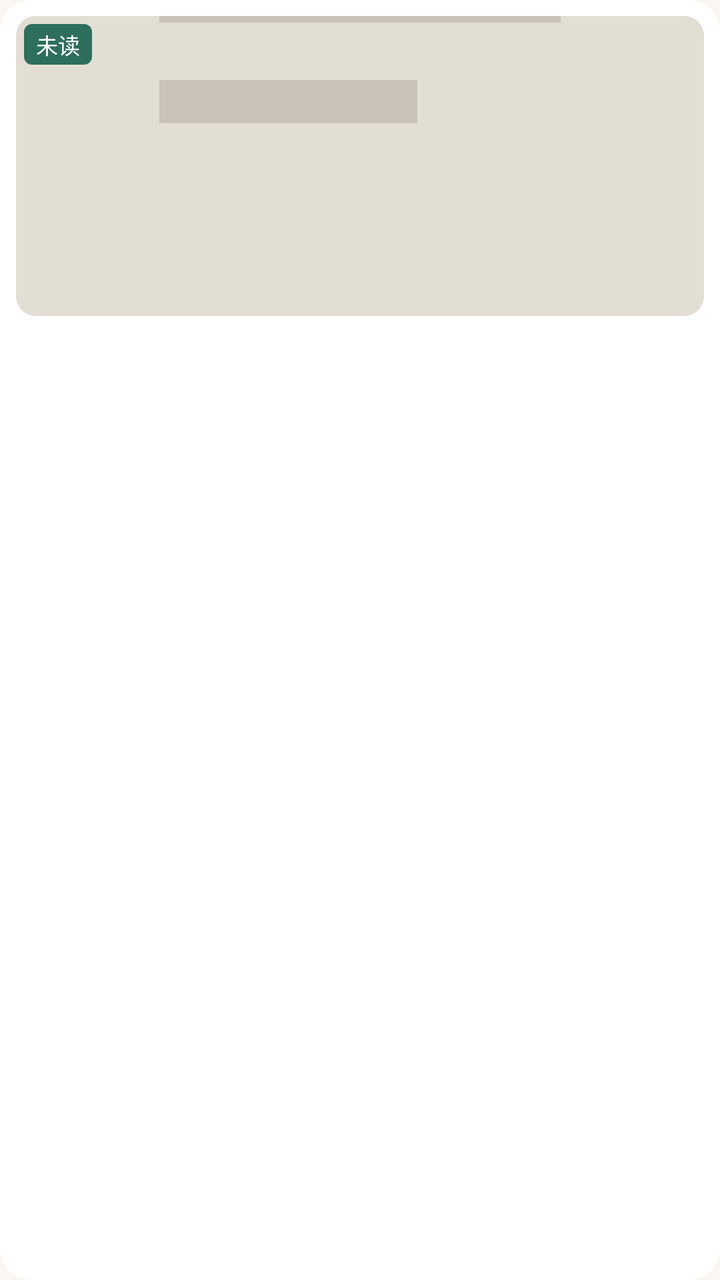
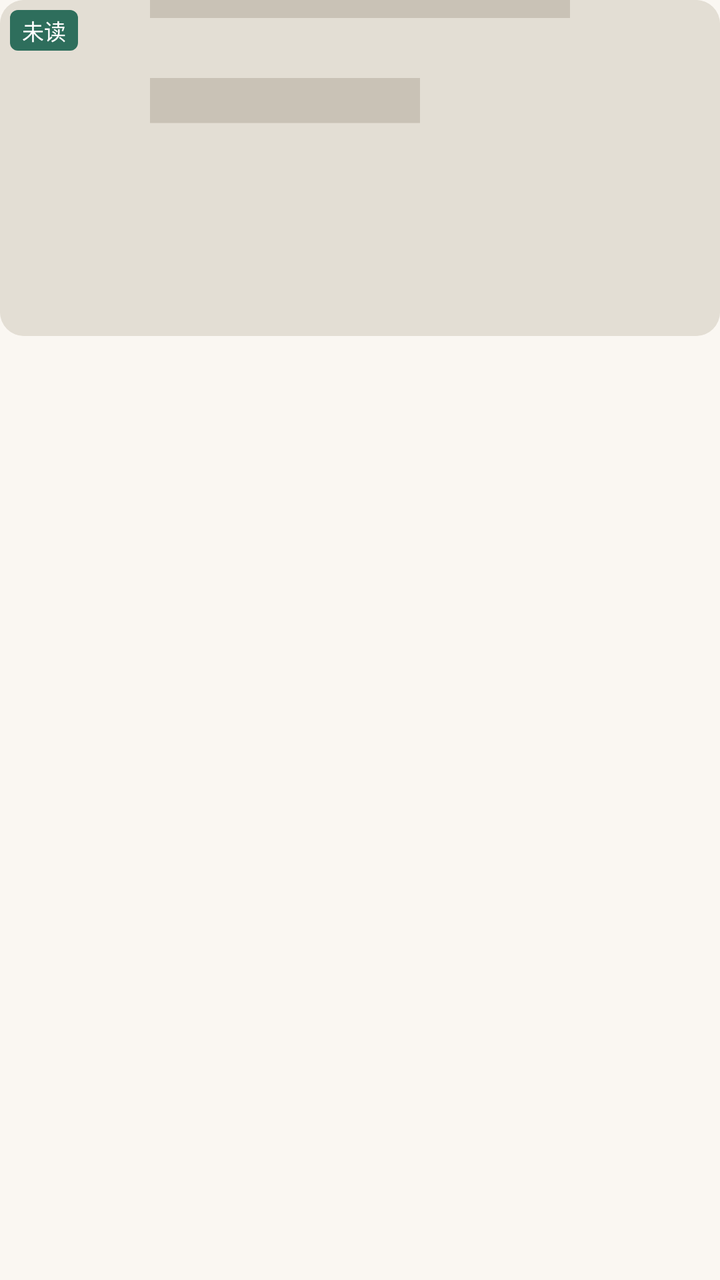

An Android layout rendered at two revisions. The XML below is the earlier revision; the diff shows what the commit changed to produce the second picture.
<!-- AndroidManifest.xml: application theme Theme.Bookshelf -->
<!-- res/layout/item_book_grid.xml -->
<?xml version="1.0" encoding="utf-8"?>
<androidx.cardview.widget.CardView xmlns:android="http://schemas.android.com/apk/res/android"
    xmlns:app="http://schemas.android.com/apk/res-auto"
    style="@style/Widget.Bookshelf.Card"
    android:layout_width="match_parent"
    android:layout_height="wrap_content"
    android:layout_margin="@dimen/space_xs">

    <LinearLayout
        android:layout_width="match_parent"
        android:layout_height="wrap_content"
        android:orientation="vertical"
        android:padding="@dimen/space_sm">

        <FrameLayout
            android:layout_width="match_parent"
            android:layout_height="wrap_content">

            <ImageView
                android:id="@+id/iv_cover"
                android:layout_width="match_parent"
                android:layout_height="150dp"
                android:background="@drawable/bg_cover"
                android:clipToOutline="true"
                android:scaleType="centerCrop"
                android:src="@drawable/ic_cover_placeholder" />

            
            <TextView
                android:id="@+id/tv_read"
                android:layout_width="wrap_content"
                android:layout_height="wrap_content"
                android:layout_gravity="top|start"
                android:layout_margin="@dimen/space_xs"
                android:background="@drawable/bg_badge"
                android:backgroundTint="?attr/colorPrimary"
                android:paddingHorizontal="6dp"
                android:paddingVertical="2dp"
                android:text="未读"
                android:textColor="@color/white"
                android:textSize="@dimen/text_caption" />
        </FrameLayout>

        <TextView
            android:id="@+id/tv_title"
            android:layout_width="match_parent"
            android:layout_height="wrap_content"
            android:layout_marginTop="@dimen/space_sm"
            android:ellipsize="end"
            android:gravity="center"
            android:maxLines="2"
            android:minLines="2"
            android:textSize="@dimen/text_body_small"
            android:textColor="?attr/on_surface" />
    </LinearLayout>
</androidx.cardview.widget.CardView>
<!-- resources referenced by this layout -->
<resources>
  <dimen name="space_sm">8dp</dimen>
  <dimen name="space_xs">4dp</dimen>
  <!-- drawable bg_cover (drawable) -->
  <?xml version="1.0" encoding="utf-8"?>
  <shape xmlns:android="http://schemas.android.com/apk/res/android" android:shape="rectangle">
      <solid android:color="@color/cover_placeholder_bg" />
      <corners android:radius="10dp" />
  </shape>
  <style name="Widget.Bookshelf.Card" parent="CardView">
          <item name="cardCornerRadius">@dimen/card_corner</item>
          <item name="cardElevation">0dp</item>
          <item name="cardBackgroundColor">?attr/surface</item>
          <item name="strokeColor">?attr/outline</item>
          <item name="strokeWidth">1dp</item>
      </style>
  <style name="Theme.Bookshelf.Base" parent="Theme.Material3.Light.NoActionBar">
          
          <item name="android:colorBackground">@color/bg_page</item>
          
          <item name="android:statusBarColor">?attr/colorPrimary</item>
          <item name="android:windowLightStatusBar">false</item>
          
          <item name="surface">@color/surface</item>
          <item name="surface_dim">@color/surface_dim</item>
          <item name="outline">@color/outline</item>
          <item name="outline_strong">@color/outline_strong</item>
          <item name="on_surface">@color/text_main</item>
          <item name="on_surface_variant">@color/text_sub</item>
          
          <item name="materialButtonStyle">@style/Widget.Bookshelf.Button</item>
          <item name="textInputStyle">@style/Widget.Bookshelf.TextField</item>
          <item name="materialCardViewStyle">@style/Widget.Bookshelf.MaterialCard</item>
      </style>
  <!-- unchanged entries left out for length: 26 -->
</resources>

<!-- the commit's change to res/layout/item_book_grid.xml (unified diff, before → after) -->
@@ -1,56 +1,52 @@
 <?xml version="1.0" encoding="utf-8"?>
-<androidx.cardview.widget.CardView xmlns:android="http://schemas.android.com/apk/res/android"
+<LinearLayout xmlns:android="http://schemas.android.com/apk/res/android"
     xmlns:app="http://schemas.android.com/apk/res-auto"
-    style="@style/Widget.Bookshelf.Card"
     android:layout_width="match_parent"
     android:layout_height="wrap_content"
-    android:layout_margin="@dimen/space_xs">
+    android:orientation="vertical">
 
-    <LinearLayout
+    <FrameLayout
+        android:layout_width="match_parent"
+        android:layout_height="wrap_content">
+
+        <ImageView
+            android:id="@+id/iv_cover"
+            android:contentDescription="书籍封面"
+            android:layout_width="match_parent"
+            android:layout_height="168dp"
+            android:background="@drawable/bg_cover"
+            android:clipToOutline="true"
+            android:foreground="@drawable/bg_cover_stroke"
+            android:scaleType="centerCrop"
+            android:src="@drawable/ic_cover_placeholder" />
+
+        
+        <TextView
+            android:id="@+id/tv_read"
+            android:layout_width="wrap_content"
+            android:layout_height="wrap_content"
+            android:layout_gravity="top|start"
+            android:layout_margin="5dp"
+            android:background="@drawable/bg_badge"
+            android:backgroundTint="?attr/colorPrimary"
+            android:paddingHorizontal="6dp"
+            android:paddingVertical="2dp"
+            android:text="未读"
+            android:textColor="@color/white"
+            android:textSize="@dimen/text_caption" />
+    </FrameLayout>
+
+    
+    <TextView
+        android:id="@+id/tv_title"
         android:layout_width="match_parent"
         android:layout_height="wrap_content"
-        android:orientation="vertical"
-        android:padding="@dimen/space_sm">
-
-        <FrameLayout
-            android:layout_width="match_parent"
-            android:layout_height="wrap_content">
-
-            <ImageView
-                android:id="@+id/iv_cover"
-                android:layout_width="match_parent"
-                android:layout_height="150dp"
-                android:background="@drawable/bg_cover"
-                android:clipToOutline="true"
-                android:scaleType="centerCrop"
-                android:src="@drawable/ic_cover_placeholder" />
-
-            
-            <TextView
-                android:id="@+id/tv_read"
-                android:layout_width="wrap_content"
-                android:layout_height="wrap_content"
-                android:layout_gravity="top|start"
-                android:layout_margin="@dimen/space_xs"
-                android:background="@drawable/bg_badge"
-                android:backgroundTint="?attr/colorPrimary"
-                android:paddingHorizontal="6dp"
-                android:paddingVertical="2dp"
-                android:text="未读"
-                android:textColor="@color/white"
-                android:textSize="@dimen/text_caption" />
-        </FrameLayout>
-
-        <TextView
-            android:id="@+id/tv_title"
-            android:layout_width="match_parent"
-            android:layout_height="wrap_content"
-            android:layout_marginTop="@dimen/space_sm"
-            android:ellipsize="end"
-            android:gravity="center"
-            android:maxLines="2"
-            android:minLines="2"
-            android:textSize="@dimen/text_body_small"
-            android:textColor="?attr/on_surface" />
-    </LinearLayout>
-</androidx.cardview.widget.CardView>
+        android:layout_marginTop="5dp"
+        android:ellipsize="end"
+        android:gravity="center"
+        android:lineSpacingMultiplier="1.15"
+        android:maxLines="2"
+        android:minLines="2"
+        android:textSize="@dimen/text_body_small"
+        android:textColor="?attr/on_surface" />
+</LinearLayout>
<!-- resource entries referenced after the edit -->
@@ -1,20 +1,21 @@
 <!-- resources referenced by this layout -->
 <resources>
-  <dimen name="space_sm">8dp</dimen>
-  <dimen name="space_xs">4dp</dimen>
   <!-- drawable bg_cover (drawable) -->
   <?xml version="1.0" encoding="utf-8"?>
   <shape xmlns:android="http://schemas.android.com/apk/res/android" android:shape="rectangle">
       <solid android:color="@color/cover_placeholder_bg" />
-      <corners android:radius="10dp" />
+      <corners android:radius="@dimen/radius_md" />
   </shape>
-  <style name="Widget.Bookshelf.Card" parent="CardView">
-          <item name="cardCornerRadius">@dimen/card_corner</item>
-          <item name="cardElevation">0dp</item>
-          <item name="cardBackgroundColor">?attr/surface</item>
-          <item name="strokeColor">?attr/outline</item>
-          <item name="strokeWidth">1dp</item>
-      </style>
+  <!-- drawable bg_cover_stroke (drawable) -->
+  <?xml version="1.0" encoding="utf-8"?>
+  <shape xmlns:android="http://schemas.android.com/apk/res/android"
+      android:shape="rectangle">
+      <solid android:color="@android:color/transparent" />
+      <stroke
+          android:width="1dp"
+          android:color="?attr/outline_strong" />
+      <corners android:radius="@dimen/radius_md" />
+  </shape>
   <style name="Theme.Bookshelf.Base" parent="Theme.Material3.Light.NoActionBar">
           
           <item name="android:colorBackground">@color/bg_page</item>
@@ -32,7 +33,66 @@
           <item name="materialButtonStyle">@style/Widget.Bookshelf.Button</item>
           <item name="textInputStyle">@style/Widget.Bookshelf.TextField</item>
           <item name="materialCardViewStyle">@style/Widget.Bookshelf.MaterialCard</item>
+          
+          <item name="chipStyle">@style/Widget.Bookshelf.Chip</item>
+          <item name="chipGroupStyle">@style/Widget.Bookshelf.ChipGroup</item>
+          
+          <item name="materialAlertDialogTheme">@style/ThemeOverlay.Bookshelf.Dialog</item>
       </style>
+  <style name="Widget.Bookshelf.Chip" parent="Widget.Material3.Chip.Assist">
+          <item name="shapeAppearance">@style/ShapeAppearance.Bookshelf.Pill</item>
+          <item name="chipBackgroundColor">@color/chip_bg_state</item>
+          <item name="chipStrokeColor">@color/chip_stroke_state</item>
+          <item name="chipStrokeWidth">1dp</item>
+          <item name="android:textColor">@color/chip_text_state</item>
+          <item name="android:textSize">@dimen/text_body_small</item>
+          <item name="chipMinHeight">32dp</item>
+          <item name="chipIconVisible">false</item>
+          <item name="checkedIconVisible">false</item>
+          <item name="closeIconVisible">false</item>
+          
+          <item name="ensureMinTouchTargetSize">false</item>
+          <item name="chipStartPadding">4dp</item>
+          <item name="chipEndPadding">4dp</item>
+          <item name="textStartPadding">10dp</item>
+          <item name="textEndPadding">10dp</item>
+      </style>
+  <style name="Widget.Bookshelf.ChipGroup" parent="Widget.Material3.ChipGroup">
+          <item name="chipSpacingHorizontal">8dp</item>
+          <item name="chipSpacingVertical">4dp</item>
+          <item name="singleLine">false</item>
+      </style>
+  <style name="ThemeOverlay.Bookshelf.Dialog" parent="ThemeOverlay.Material3.MaterialAlertDialog">
+          <item name="materialAlertDialogTitleTextStyle">@style/TextAppearance.Bookshelf.DialogTitle</item>
+          <item name="materialAlertDialogBodyTextStyle">@style/TextAppearance.Bookshelf.DialogBody</item>
+          <item name="buttonBarPositiveButtonStyle">@style/Widget.Bookshelf.Button.Text</item>
+          <item name="buttonBarNegativeButtonStyle">@style/Widget.Bookshelf.Button.Text</item>
+          
+          <item name="shapeAppearanceCornerExtraLarge">@style/ShapeAppearance.Bookshelf.Dialog</item>
+      </style>
+  <style name="ShapeAppearance.Bookshelf.Pill" parent="ShapeAppearance.Material3.Corner.Full">
+          <item name="cornerSize">50%</item>
+      </style>
+  <style name="TextAppearance.Bookshelf.DialogTitle" parent="TextAppearance.Material3.TitleLarge">
+          <item name="android:textSize">@dimen/text_title_toolbar</item>
+          <item name="android:textStyle">bold</item>
+          <item name="android:textColor">?attr/on_surface</item>
+      </style>
+  <style name="TextAppearance.Bookshelf.DialogBody" parent="TextAppearance.Material3.BodyMedium">
+          <item name="android:textSize">@dimen/text_body_small</item>
+          <item name="android:textColor">?attr/on_surface_variant</item>
+          <item name="android:lineSpacingMultiplier">1.4</item>
+      </style>
+  <style name="Widget.Bookshelf.Button.Text" parent="Widget.Material3.Button.TextButton">
+          <item name="shapeAppearance">@style/ShapeAppearance.Bookshelf.Medium</item>
+          <item name="android:textSize">@dimen/text_body_small</item>
+          <item name="android:letterSpacing">0.02</item>
+          <item name="cornerRadius">@dimen/radius_md</item>
+      </style>
+  <style name="ShapeAppearance.Bookshelf.Dialog" parent="ShapeAppearance.Material3.Corner.Large">
+          <item name="cornerSize">@dimen/card_corner</item>
+      </style>
+  <dimen name="text_title_toolbar">16sp</dimen>
   <!-- unchanged entries left out for length: 26 -->
 </resources>
 
